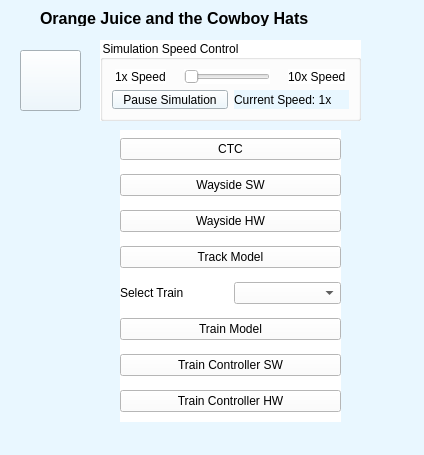
The window that MainUI.ui (asmithie13/ECE-1140) describes before a commit, drawn with Qt 5.
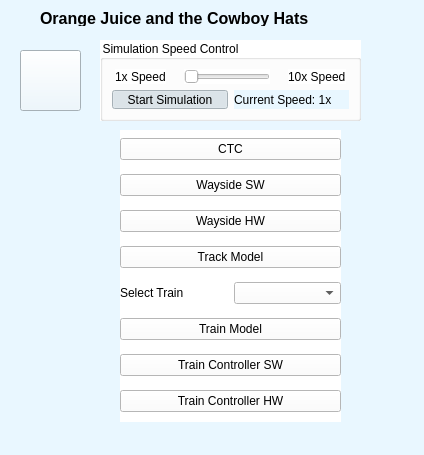
The same window after the commit. Icons and pictures are not drawn.

Commit message: Clock starts on push of button

Diff of the .ui file:
```diff
--- a/MainUI.ui
+++ b/MainUI.ui
@@ -142,11 +142,14 @@
        <item>
         <widget class="QPushButton" name="PauseButton">
          <property name="text">
-          <string>Pause Simulation</string>
+          <string>Start Simulation</string>
          </property>
          <property name="checkable">
           <bool>true</bool>
          </property>
+         <property name="checked">
+          <bool>true</bool>
+         </property>
         </widget>
        </item>
        <item>
```
